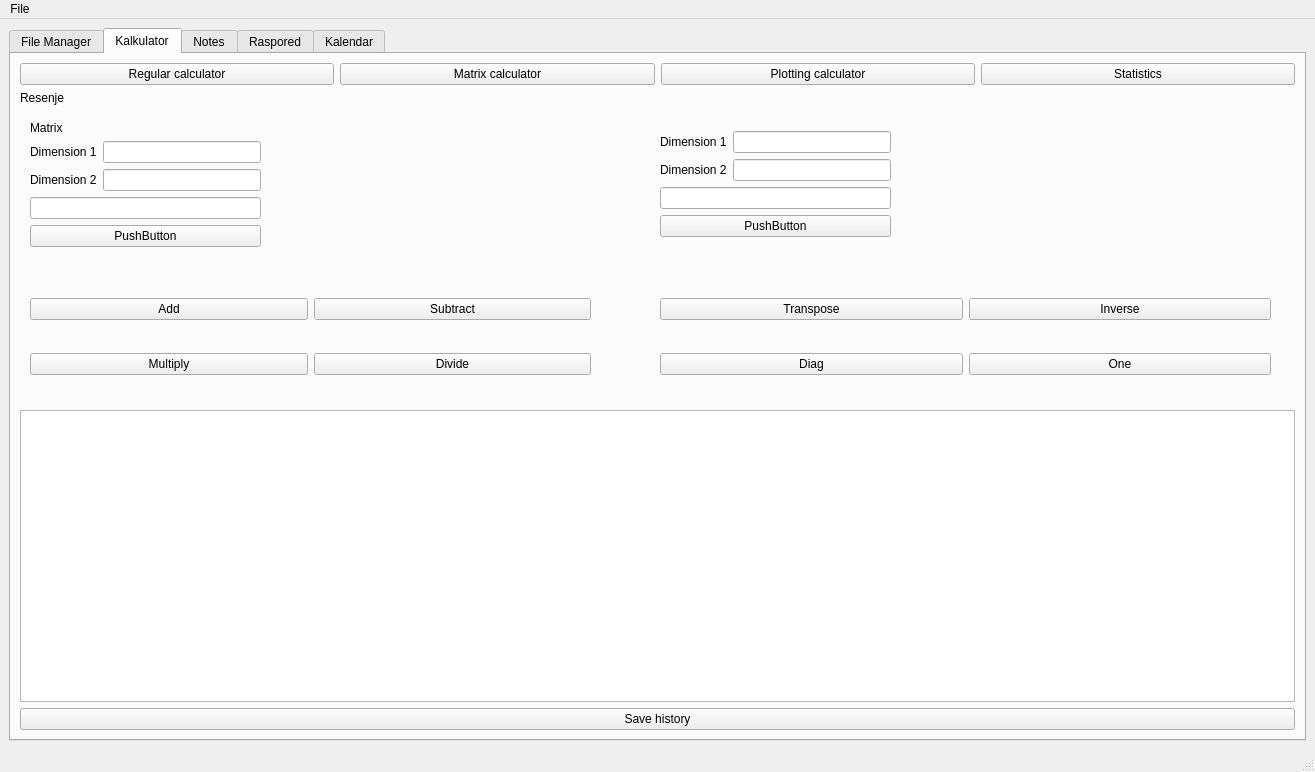
Before: the Qt Designer form matfHub/mainwindow.ui in milalukic/matfHub, drawn with Qt 5.
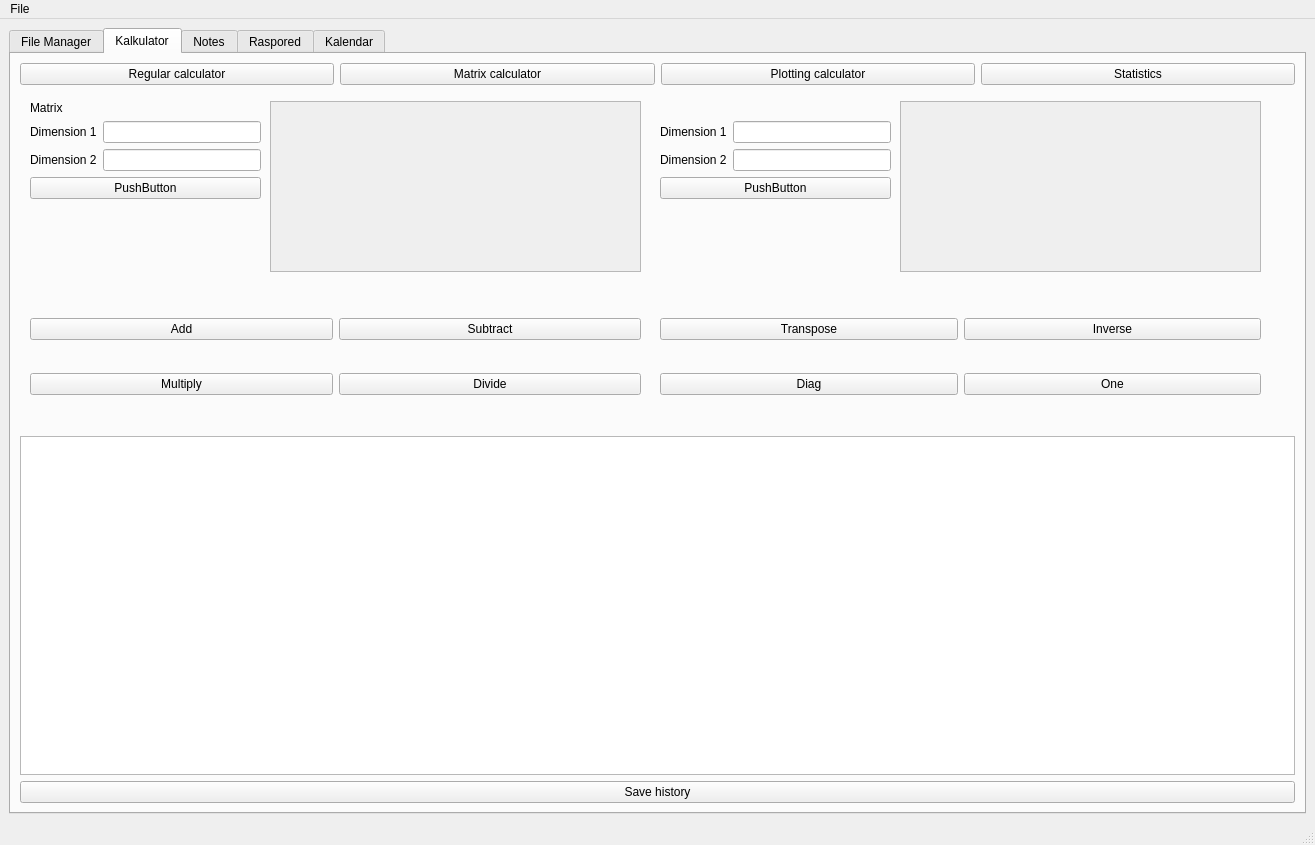
After: the same form once the commit is applied. The open tabs and pages were chosen to show the change. Icons and pictures are not drawn.

Commit message: front end za upis matrica

Diff of the .ui file:
```diff
--- a/matfHub/mainwindow.ui
+++ b/matfHub/mainwindow.ui
@@ -7,7 +7,7 @@
     <x>0</x>
     <y>0</y>
     <width>1315</width>
-    <height>772</height>
+    <height>845</height>
    </rect>
   </property>
   <property name="minimumSize">
@@ -1975,17 +1975,10 @@
           </item>
          </layout>
         </item>
-        <item>
-         <widget class="QLabel" name="label">
-          <property name="text">
-           <string>Resenje</string>
-          </property>
-         </widget>
-        </item>
         <item>
          <widget class="QStackedWidget" name="stackedWidget">
           <property name="currentIndex">
-           <number>2</number>
+           <number>1</number>
           </property>
           <widget class="QWidget" name="page">
            <layout class="QVBoxLayout" name="verticalLayout_4">
@@ -2028,7 +2021,7 @@
               <x>10</x>
               <y>30</y>
               <width>231</width>
-              <height>120</height>
+              <height>91</height>
              </rect>
             </property>
             <layout class="QFormLayout" name="formLayout">
@@ -2042,35 +2035,32 @@
              <item row="0" column="1">
               <widget class="QLineEdit" name="leMatrixDim11"/>
              </item>
+             <item row="1" column="0">
+              <widget class="QLabel" name="label_6">
+               <property name="text">
+                <string>Dimension 2</string>
+               </property>
+              </widget>
+             </item>
              <item row="1" column="1">
               <widget class="QLineEdit" name="leMatrixDim12"/>
              </item>
-             <item row="3" column="0" colspan="2">
+             <item row="2" column="0" colspan="2">
               <widget class="QPushButton" name="pbMatrixLoad1">
                <property name="text">
                 <string>PushButton</string>
                </property>
               </widget>
              </item>
-             <item row="2" column="0" colspan="2">
-              <widget class="QLineEdit" name="leMatrixData1"/>
-             </item>
-             <item row="1" column="0">
-              <widget class="QLabel" name="label_6">
-               <property name="text">
-                <string>Dimension 2</string>
-               </property>
-              </widget>
-             </item>
             </layout>
            </widget>
            <widget class="QWidget" name="formLayoutWidget_2">
             <property name="geometry">
              <rect>
               <x>640</x>
-              <y>20</y>
+              <y>30</y>
               <width>231</width>
-              <height>120</height>
+              <height>91</height>
              </rect>
             </property>
             <layout class="QFormLayout" name="formLayout_2">
@@ -2091,27 +2081,24 @@
                </property>
               </widget>
              </item>
-             <item row="2" column="0" colspan="2">
-              <widget class="QLineEdit" name="leMatrixData2"/>
-             </item>
-             <item row="3" column="0" colspan="2">
-              <widget class="QPushButton" name="pbMatrixLoad2">
-               <property name="text">
-                <string>PushButton</string>
-               </property>
-              </widget>
-             </item>
              <item row="1" column="1">
               <widget class="QLineEdit" name="leMatrixDim22"/>
              </item>
+             <item row="2" column="0" colspan="2">
+              <widget class="QPushButton" name="pbMatrixLoad2">
+               <property name="text">
+                <string>PushButton</string>
+               </property>
+              </widget>
+             </item>
             </layout>
            </widget>
            <widget class="QWidget" name="gridLayoutWidget_2">
             <property name="geometry">
              <rect>
               <x>10</x>
-              <y>160</y>
-              <width>561</width>
+              <y>200</y>
+              <width>611</width>
               <height>131</height>
              </rect>
             </property>
@@ -2150,19 +2137,12 @@
             <property name="geometry">
              <rect>
               <x>640</x>
-              <y>160</y>
-              <width>611</width>
+              <y>200</y>
+              <width>601</width>
               <height>131</height>
              </rect>
             </property>
             <layout class="QGridLayout" name="gridLayout">
-             <item row="1" column="1">
-              <widget class="QPushButton" name="pbMatrixOne">
-               <property name="text">
-                <string>One</string>
-               </property>
-              </widget>
-             </item>
              <item row="0" column="1">
               <widget class="QPushButton" name="pbMatrixInverse">
                <property name="text">
@@ -2170,10 +2150,10 @@
                </property>
               </widget>
              </item>
-             <item row="0" column="0">
-              <widget class="QPushButton" name="pbMatrixTranspose">
+             <item row="1" column="1">
+              <widget class="QPushButton" name="pbMatrixOne">
                <property name="text">
-                <string>Transpose</string>
+                <string>One</string>
                </property>
               </widget>
              </item>
@@ -2184,8 +2164,61 @@
                </property>
               </widget>
              </item>
+             <item row="0" column="0">
+              <widget class="QPushButton" name="pbMatrixTranspose">
+               <property name="text">
+                <string>Transpose</string>
+               </property>
+              </widget>
+             </item>
             </layout>
            </widget>
+           <widget class="QScrollArea" name="scrollAreaM1">
+            <property name="geometry">
+             <rect>
+              <x>250</x>
+              <y>10</y>
+              <width>371</width>
+              <height>171</height>
+             </rect>
+            </property>
+            <property name="widgetResizable">
+             <bool>true</bool>
+            </property>
+            <widget class="QWidget" name="scrollAreaM1widget">
+             <property name="geometry">
+              <rect>
+               <x>0</x>
+               <y>0</y>
+               <width>369</width>
+               <height>169</height>
+              </rect>
+             </property>
+            </widget>
+           </widget>
+           <widget class="QScrollArea" name="scrollAreaM2">
+            <property name="geometry">
+             <rect>
+              <x>880</x>
+              <y>10</y>
+              <width>361</width>
+              <height>171</height>
+             </rect>
+            </property>
+            <property name="widgetResizable">
+             <bool>true</bool>
+            </property>
+            <widget class="QWidget" name="scrollAreaM2widget">
+             <property name="geometry">
+              <rect>
+               <x>0</x>
+               <y>0</y>
+               <width>359</width>
+               <height>169</height>
+              </rect>
+             </property>
+            </widget>
+           </widget>
           </widget>
           <widget class="QWidget" name="page_3">
            <widget class="QLabel" name="label_4">
@@ -2922,7 +2955,7 @@
      <x>0</x>
      <y>0</y>
      <width>1315</width>
-     <height>19</height>
+     <height>22</height>
     </rect>
    </property>
    <widget class="QMenu" name="menuFile">
```
The commit also changes 2 other files.
